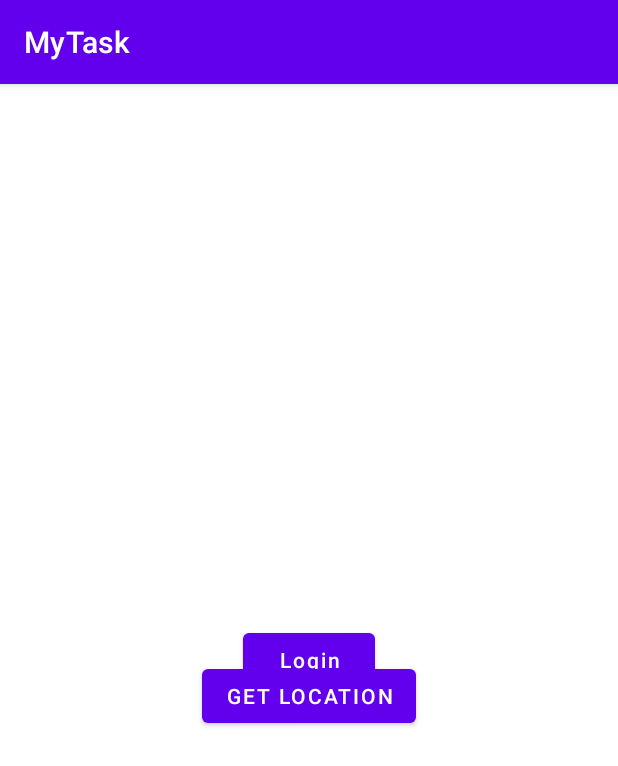
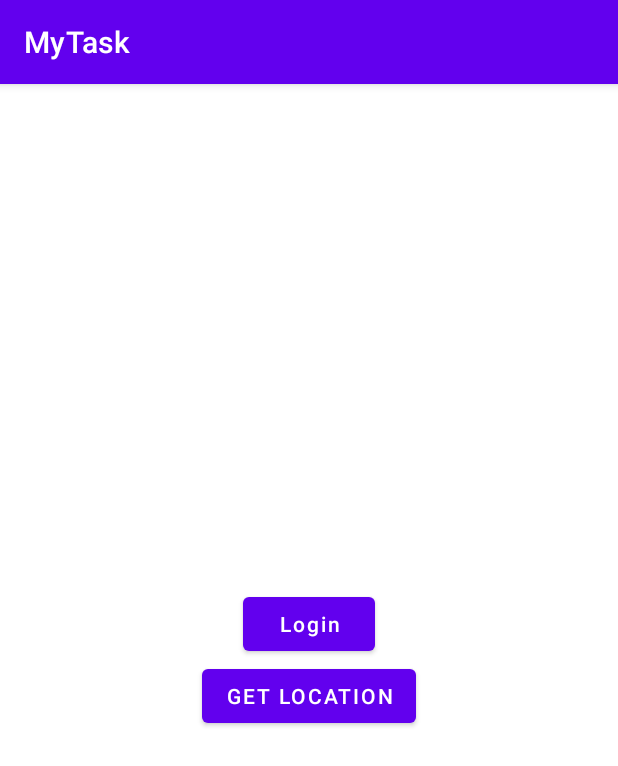
Before and after one commit to rahultanwar8814/MyTask, an Android app: the screen it shows after launch (MainActivity), on a phone screen of 412 x 824 dp. Shown: the top 766 px of the screen. Run offline under Robolectric (Android 15) with nearby library versions, the phone set to English and light mode, and no system bars.

Commit message:
layout fixed

```diff
--- a/app/src/main/res/layout/activity_main.xml
+++ b/app/src/main/res/layout/activity_main.xml
@@ -5,7 +5,11 @@
     android:layout_width="match_parent"
     android:layout_height="match_parent"
     tools:context=".MainActivity">
-
+    <LinearLayout
+        android:layout_width="match_parent"
+        android:layout_height="match_parent"
+        android:gravity="center"
+        android:orientation="vertical">
         <Button
             android:id="@+id/login"
             android:layout_width="wrap_content"
@@ -38,5 +42,10 @@
             app:layout_constraintStart_toStartOf="parent"
             app:layout_constraintTop_toBottomOf="@+id/name" />
 
+    </LinearLayout>
+
+
+
+
 
 </androidx.constraintlayout.widget.ConstraintLayout>
```
Lines whose indentation alone changed are shown as unchanged.
